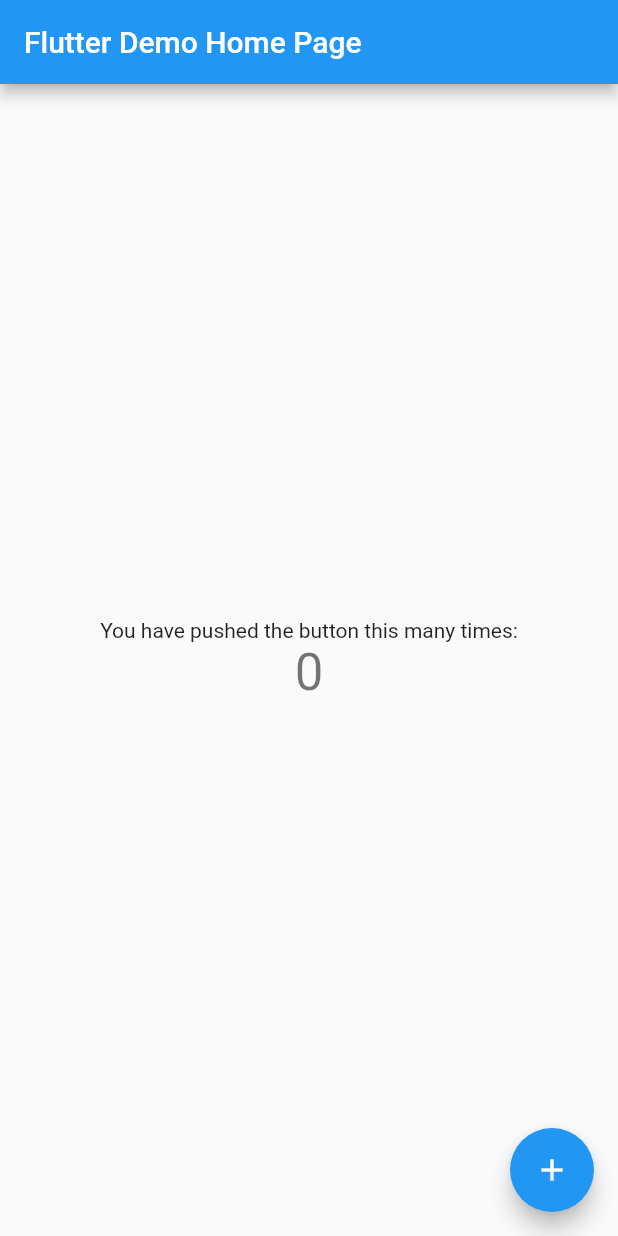
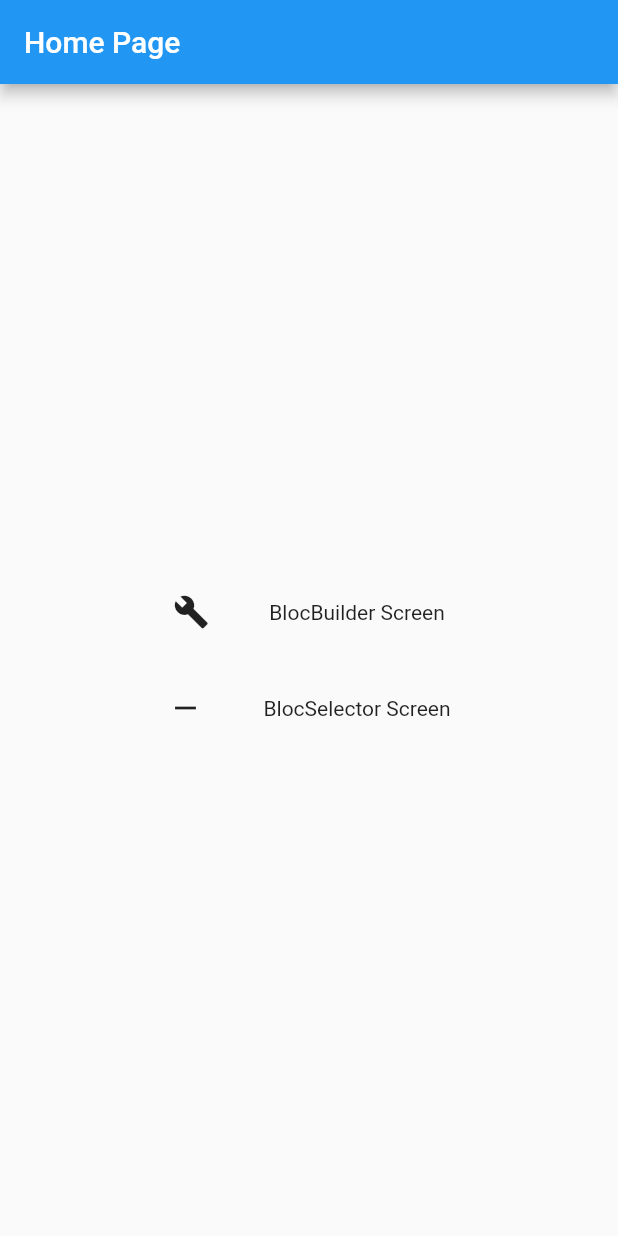
Before and after one commit to khoitqa/bloc_example, a Flutter app: the screen it shows after launch, on a phone screen of 412 x 824 dp. Run offline on Flutter 3.47's test engine with Material 2 defaults, Android fonts, the phone set to English and light mode, and no system bars; our stand-ins replace flutter_bloc.

Commit message:
KoiTran 07/06/2023 add bloc and demo bloc builder and bloc selector

```diff
--- /dev/null
+++ b/lib/bloc_cubit_model/cubit_model/screen_cubit/screen_cubit.dart
@@ -0,0 +1,10 @@
+
+
+import 'package:flutter_bloc/flutter_bloc.dart';
+
+part 'screen_state.dart';
+
+class ScreenCubit extends Cubit<ScreenState> {
+  ScreenCubit() : super(ScreenInitial());
+
+}
--- a/lib/main.dart
+++ b/lib/main.dart
@@ -1,4 +1,6 @@
+import 'package:bloc_example/bloc_builder/bloc_builder_widget.dart';
 import 'package:flutter/material.dart';
+import 'bloc_builder/bloc_selector_widget.dart';
 
 void main() {
   runApp(const MyApp());
@@ -7,40 +9,20 @@ void main() {
 class MyApp extends StatelessWidget {
   const MyApp({super.key});
 
-  // This widget is the root of your application.
   @override
   Widget build(BuildContext context) {
     return MaterialApp(
       title: 'Flutter Demo',
       theme: ThemeData(
-        // This is the theme of your application.
-        //
-        // Try running your application with "flutter run". You'll see the
-        // application has a blue toolbar. Then, without quitting the app, try
-        // changing the primarySwatch below to Colors.green and then invoke
-        // "hot reload" (press "r" in the console where you ran "flutter run",
-        // or simply save your changes to "hot reload" in a Flutter IDE).
-        // Notice that the counter didn't reset back to zero; the application
-        // is not restarted.
         primarySwatch: Colors.blue,
       ),
-      home: const MyHomePage(title: 'Flutter Demo Home Page'),
+      home: const MyHomePage(title:"Home Page"),
     );
   }
 }
 
 class MyHomePage extends StatefulWidget {
   const MyHomePage({super.key, required this.title});
-
-  // This widget is the home page of your application. It is stateful, meaning
-  // that it has a State object (defined below) that contains fields that affect
-  // how it looks.
-
-  // This class is the configuration for the state. It holds the values (in this
-  // case the title) provided by the parent (in this case the App widget) and
-  // used by the build method of the State. Fields in a Widget subclass are
-  // always marked "final".
-
   final String title;
 
   @override
@@ -48,67 +30,56 @@ class MyHomePage extends StatefulWidget {
 }
 
 class _MyHomePageState extends State<MyHomePage> {
-  int _counter = 0;
 
-  void _incrementCounter() {
-    setState(() {
-      // This call to setState tells the Flutter framework that something has
-      // changed in this State, which causes it to rerun the build method below
-      // so that the display can reflect the updated values. If we changed
-      // _counter without calling setState(), then the build method would not be
-      // called again, and so nothing would appear to happen.
-      _counter++;
-    });
+  void _onBlockBuilder() {
+    Navigator.push(
+      context,
+        MaterialPageRoute(builder: (context)=>const BlocBuilderWidget())
+    );
+
+  }
+  void _onBlockSelector() {
+    Navigator.push(
+        context,
+        MaterialPageRoute(builder: (context)=>const BlocSelectorWidget())
+    );
   }
 
   @override
   Widget build(BuildContext context) {
-    // This method is rerun every time setState is called, for instance as done
-    // by the _incrementCounter method above.
-    //
-    // The Flutter framework has been optimized to make rerunning build methods
-    // fast, so that you can just rebuild anything that needs updating rather
-    // than having to individually change instances of widgets.
     return Scaffold(
       appBar: AppBar(
-        // Here we take the value from the MyHomePage object that was created by
-        // the App.build method, and use it to set our appbar title.
         title: Text(widget.title),
       ),
       body: Center(
-        // Center is a layout widget. It takes a single child and positions it
-        // in the middle of the parent.
         child: Column(
-          // Column is also a layout widget. It takes a list of children and
-          // arranges them vertically. By default, it sizes itself to fit its
-          // children horizontally, and tries to be as tall as its parent.
-          //
-          // Invoke "debug painting" (press "p" in the console, choose the
-          // "Toggle Debug Paint" action from the Flutter Inspector in Android
-          // Studio, or the "Toggle Debug Paint" command in Visual Studio Code)
-          // to see the wireframe for each widget.
-          //
-          // Column has various properties to control how it sizes itself and
-          // how it positions its children. Here we use mainAxisAlignment to
-          // center the children vertically; the main axis here is the vertical
-          // axis because Columns are vertical (the cross axis would be
-          // horizontal).
           mainAxisAlignment: MainAxisAlignment.center,
           children: <Widget>[
-            const Text(
-              'You have pushed the button this many times:',
+            Row(
+              mainAxisAlignment: MainAxisAlignment.center,
+              children: [
+                GestureDetector(
+                  onTap: _onBlockBuilder,
+                  child: const Icon(Icons.build),
+                ),
+                const SizedBox(width: 40,),
+                const Text("BlocBuilder Screen")
+              ],
             ),
-            Text(
-              '$_counter',
-              style: Theme.of(context).textTheme.headline4,
+            const SizedBox(height: 40,),
+            Row(
+              mainAxisAlignment: MainAxisAlignment.center,
+              children: [
+                GestureDetector(
+                  onTap: _onBlockSelector,
+                  child: const Icon(Icons.remove),
+                ),
+                const SizedBox(width: 40,),
+                const Text("BlocSelector Screen")
+              ],
             ),
           ],
         ),
-      ),
-      floatingActionButton: FloatingActionButton(
-        onPressed: _incrementCounter,
-        tooltip: 'Increment',
-        child: const Icon(Icons.add),
       ), // This trailing comma makes auto-formatting nicer for build methods.
     );
   }
--- a/pubspec.yaml
+++ b/pubspec.yaml
@@ -36,6 +36,8 @@ dependencies:
   # The following adds the Cupertino Icons font to your application.
   # Use with the CupertinoIcons class for iOS style icons.
   cupertino_icons: ^1.0.2
+  flutter_bloc: ^8.1.3
+  equatable: ^2.0.5
 
 dev_dependencies:
   flutter_test:
```
Also changed, not shown: lib/bloc_builder/bloc_builder_widget.dart (added, +65 -0 lines), lib/bloc_builder/bloc_selector_widget.dart (added, +65 -0 lines), lib/bloc_cubit_model/bloc_model/counter/counter_bloc.dart (added, +15 -0 lines), lib/bloc_cubit_model/bloc_model/counter/counter_event.dart (added, +15 -0 lines), lib/bloc_cubit_model/bloc_model/counter/counter_state.dart (added, +15 -0 lines), lib/bloc_cubit_model/cubit_model/screen_cubit/screen_state.dart (added, +9 -0 lines).
